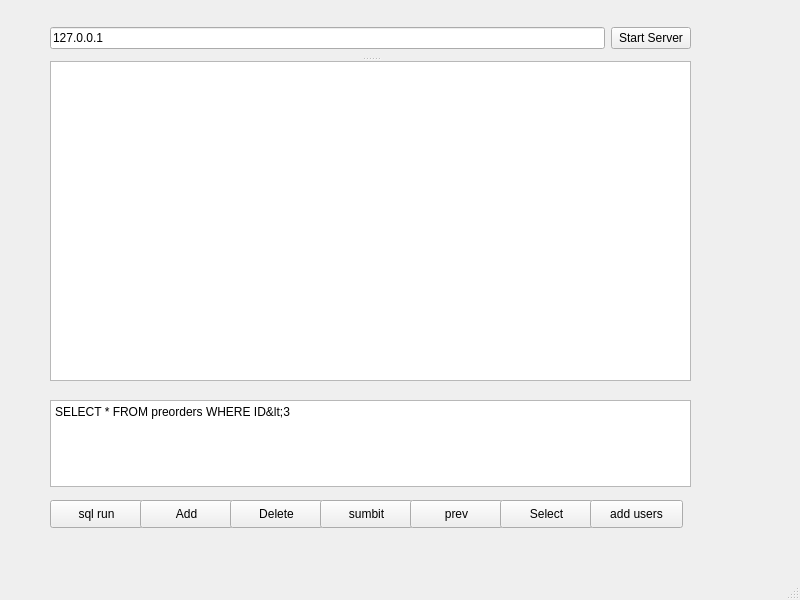
Qt form TransportManagersServer/mainwindow.ui (werasaimon/TransportManagers) before a commit.
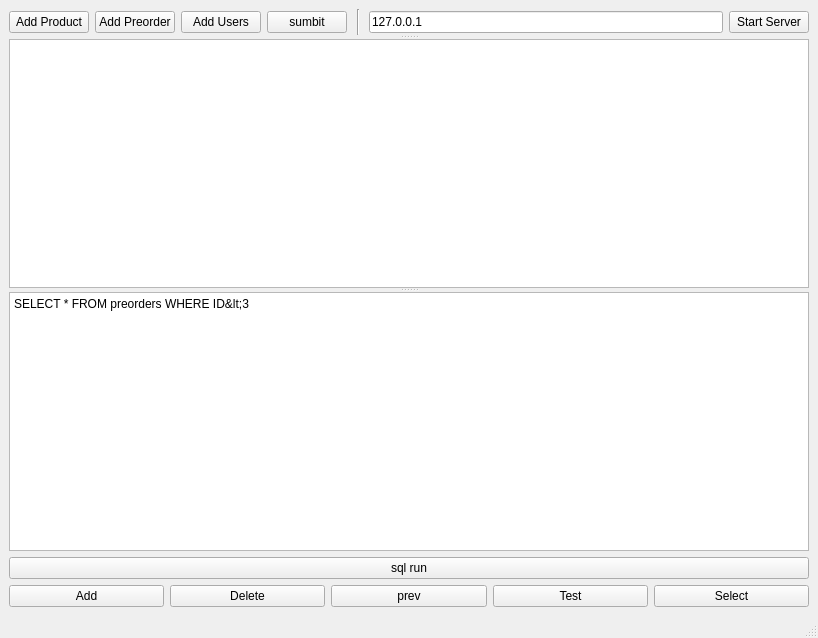
The same form after that commit.

What changed in the file:
```diff
--- a/TransportManagersServer/mainwindow.ui
+++ b/TransportManagersServer/mainwindow.ui
@@ -6,119 +6,71 @@
    <rect>
     <x>0</x>
     <y>0</y>
-    <width>800</width>
-    <height>600</height>
+    <width>818</width>
+    <height>638</height>
    </rect>
   </property>
   <property name="windowTitle">
    <string>MainWindow</string>
   </property>
   <widget class="QWidget" name="centralwidget">
-   <widget class="QPushButton" name="pushButton">
-    <property name="geometry">
-     <rect>
-      <x>50</x>
-      <y>500</y>
-      <width>93</width>
-      <height>28</height>
-     </rect>
-    </property>
-    <property name="text">
-     <string>sql run</string>
-    </property>
-   </widget>
-   <widget class="QPushButton" name="pushButton_2">
-    <property name="geometry">
-     <rect>
-      <x>140</x>
-      <y>500</y>
-      <width>93</width>
-      <height>28</height>
-     </rect>
-    </property>
-    <property name="text">
-     <string>Add</string>
-    </property>
-   </widget>
-   <widget class="QPushButton" name="pushButton_3">
-    <property name="geometry">
-     <rect>
-      <x>230</x>
-      <y>500</y>
-      <width>93</width>
-      <height>28</height>
-     </rect>
-    </property>
-    <property name="text">
-     <string>Delete</string>
-    </property>
-   </widget>
-   <widget class="QPushButton" name="pushButton_4">
-    <property name="geometry">
-     <rect>
-      <x>320</x>
-      <y>500</y>
-      <width>93</width>
-      <height>28</height>
-     </rect>
-    </property>
-    <property name="text">
-     <string>sumbit</string>
-    </property>
-   </widget>
-   <widget class="QPushButton" name="pushButton_5">
-    <property name="geometry">
-     <rect>
-      <x>410</x>
-      <y>500</y>
-      <width>93</width>
-      <height>28</height>
-     </rect>
-    </property>
-    <property name="text">
-     <string>prev</string>
-    </property>
-   </widget>
-   <widget class="QPushButton" name="pushButton_6">
-    <property name="geometry">
-     <rect>
-      <x>500</x>
-      <y>500</y>
-      <width>93</width>
-      <height>28</height>
-     </rect>
-    </property>
-    <property name="text">
-     <string>Select</string>
-    </property>
-   </widget>
-   <widget class="QPlainTextEdit" name="plainTextEditScript">
-    <property name="geometry">
-     <rect>
-      <x>50</x>
-      <y>400</y>
-      <width>641</width>
-      <height>87</height>
-     </rect>
-    </property>
-    <property name="plainText">
-     <string>SELECT * FROM preorders WHERE ID&lt;3</string>
-    </property>
-   </widget>
+   <layout class="QGridLayout" name="gridLayout">
+    <item row="0" column="0" colspan="5">
+     <widget class="QSplitter" name="splitter_2">
+      <property name="orientation">
+       <enum>Qt::Vertical</enum>
+      </property>
    <widget class="QSplitter" name="splitter">
-    <property name="geometry">
-     <rect>
-      <x>50</x>
-      <y>20</y>
-      <width>641</width>
-      <height>361</height>
-     </rect>
-    </property>
     <property name="orientation">
      <enum>Qt::Vertical</enum>
     </property>
     <widget class="QWidget" name="layoutWidget">
      <layout class="QHBoxLayout" name="horizontalLayout">
+         <item>
+          <layout class="QHBoxLayout" name="horizontalLayout_2">
+           <item>
+            <widget class="QPushButton" name="pushButton_AddProduct">
+             <property name="text">
+              <string>Add Product</string>
+             </property>
+            </widget>
+           </item>
+           <item>
+            <widget class="QPushButton" name="pushButton_Preorder">
+             <property name="text">
+              <string>Add Preorder</string>
+             </property>
+            </widget>
+           </item>
+           <item>
+            <widget class="QPushButton" name="pushButton_AddUser">
+             <property name="text">
+              <string>Add Users</string>
+             </property>
+            </widget>
+           </item>
+           <item>
+            <widget class="QPushButton" name="pushButton_4">
+             <property name="text">
+              <string>sumbit</string>
+             </property>
+            </widget>
+           </item>
+          </layout>
+         </item>
+         <item>
+          <widget class="Line" name="line">
+           <property name="minimumSize">
+            <size>
+             <width>10</width>
+             <height>0</height>
+            </size>
+           </property>
+           <property name="orientation">
+            <enum>Qt::Vertical</enum>
+           </property>
+          </widget>
+         </item>
       <item>
        <widget class="QLineEdit" name="lineEdit_IP">
         <property name="text">
@@ -136,6 +88,12 @@
      </layout>
     </widget>
     <widget class="QTableView" name="tableView">
+        <property name="minimumSize">
+         <size>
+          <width>796</width>
+          <height>249</height>
+         </size>
+        </property>
      <property name="editTriggers">
       <set>QAbstractItemView::NoEditTriggers</set>
      </property>
@@ -144,19 +102,68 @@
      </attribute>
     </widget>
    </widget>
-   <widget class="QPushButton" name="pushButton_ttt">
-    <property name="geometry">
-     <rect>
-      <x>590</x>
-      <y>500</y>
-      <width>93</width>
-      <height>28</height>
-     </rect>
-    </property>
+      <widget class="QWidget" name="">
+       <layout class="QVBoxLayout" name="verticalLayout">
+        <item>
+         <widget class="QPlainTextEdit" name="plainTextEditScript">
+          <property name="minimumSize">
+           <size>
+            <width>0</width>
+            <height>100</height>
+           </size>
+          </property>
+          <property name="plainText">
+           <string>SELECT * FROM preorders WHERE ID&lt;3</string>
+          </property>
+         </widget>
+        </item>
+        <item>
+         <widget class="QPushButton" name="pushButton">
     <property name="text">
-     <string>add users</string>
-    </property>
-   </widget>
+           <string>sql run</string>
+          </property>
+         </widget>
+        </item>
+       </layout>
+      </widget>
+     </widget>
+    </item>
+    <item row="1" column="0">
+     <widget class="QPushButton" name="pushButton_2">
+      <property name="text">
+       <string>Add</string>
+      </property>
+     </widget>
+    </item>
+    <item row="1" column="1">
+     <widget class="QPushButton" name="pushButton_3">
+      <property name="text">
+       <string>Delete</string>
+      </property>
+     </widget>
+    </item>
+    <item row="1" column="2">
+     <widget class="QPushButton" name="pushButton_5">
+      <property name="text">
+       <string>prev</string>
+      </property>
+     </widget>
+    </item>
+    <item row="1" column="3">
+     <widget class="QPushButton" name="pushButton_8">
+      <property name="text">
+       <string>Test</string>
+      </property>
+     </widget>
+    </item>
+    <item row="1" column="4">
+     <widget class="QPushButton" name="pushButton_6">
+      <property name="text">
+       <string>Select</string>
+      </property>
+     </widget>
+    </item>
+   </layout>
   </widget>
   <widget class="QMenuBar" name="menubar">
    <property name="geometry">
```
Left out of the diff: 2 changed lines with no effect on the pictures. Lines whose indentation alone changed are shown as unchanged.
